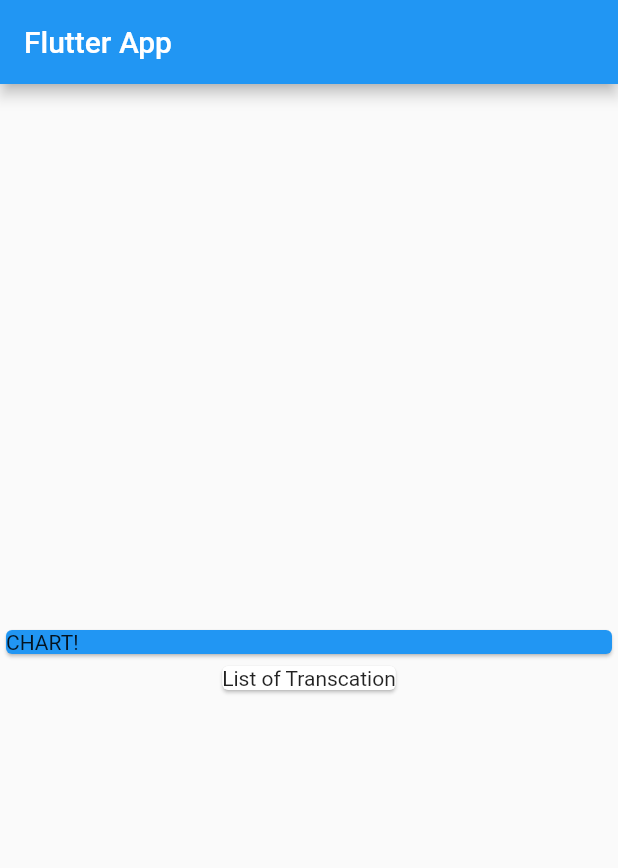
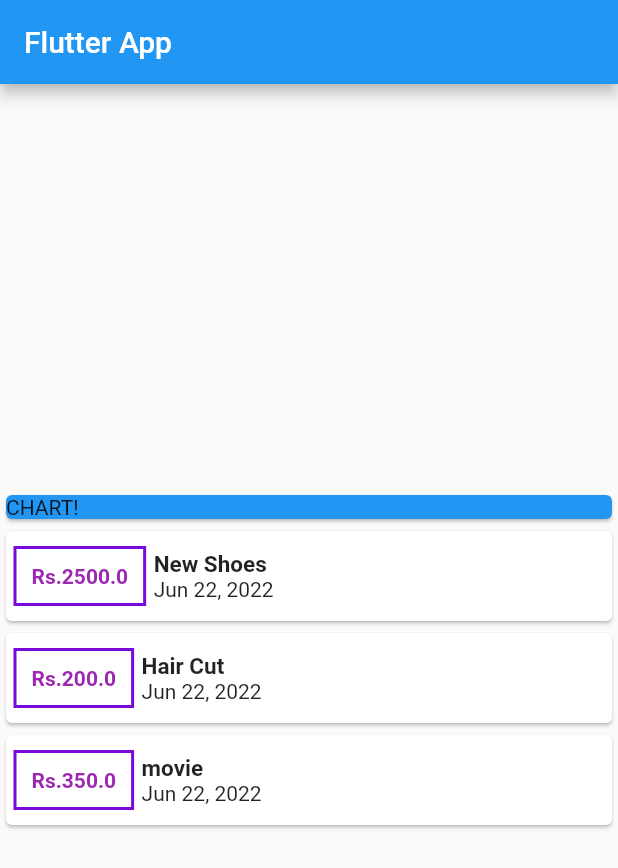
Before and after one commit to Hrithikkumar30/Flutter_Learning, a Flutter app: the screen it shows after launch, on a phone screen of 412 x 824 dp. Shown: the top 868 px of the screen. Run offline on Flutter 3.47's test engine with Material 2 defaults, Android fonts, the light colour scheme and no system bars.

Commit message:
list of trasnaction added

```diff
--- a/flutter_application_1/lib/main.dart
+++ b/flutter_application_1/lib/main.dart
@@ -1,4 +1,6 @@
 import 'package:flutter/material.dart';
+import 'transaction.dart';
+import 'package:intl/intl.dart';
 
 void main(List<String> args) {
   runApp(MyApp());
@@ -20,30 +22,72 @@ class MyApp extends StatelessWidget {
 }
 
 class MyHomePage extends StatelessWidget {
-  const MyHomePage({Key? key}) : super(key: key);
-
+  // const MyHomePage({Key? key}) : super(key: key);
+  final List<Transaction> transactions = [
+    Transaction(
+        id: 't1', title: 'New Shoes', amount: 2500, date: DateTime.now()),
+    Transaction(id: 't2', title: 'Hair Cut', amount: 200, date: DateTime.now()),
+    Transaction(id: 't3', title: 'movie', amount: 350, date: DateTime.now()),
+  ];
   @override
   Widget build(BuildContext context) {
     return Scaffold(
         appBar: AppBar(
           title: Text('Flutter App'),
         ),
-
-      body:Column(
+        body: Column(
           mainAxisAlignment: MainAxisAlignment.center,
           children: [
             Container(
+
               width: double.infinity,
               child: Card(
                 color: Colors.blue,
                 child: Text("CHART!"),
               ),
             ),
-          Card(child: Text("List of Transcation"),
+            Column(
+              children: transactions.map((tx) {
+                return Card(
+                  child: Row(
+                    children: [
+                      Container(
+                        margin:EdgeInsets.symmetric(
+                          vertical:10,
+                          horizontal: 5
+                        ) ,
+                        decoration: BoxDecoration(
+                          border:Border.all(
+                            color: Color.fromARGB(255, 120, 9, 216),
+                            width:2
+                          )
                         ),
-
+                        padding: EdgeInsets.all(10) ,
+                        child: Text('Rs.${tx.amount}',
+                        style: TextStyle(
+                            fontWeight:FontWeight.bold,
+                            color: Colors.purple
+                          ),),
+                      ),
+                      Column(
+                        crossAxisAlignment: CrossAxisAlignment.start,
+                        children: [
+                          Text(tx.title,
+                          style: TextStyle(
+                            fontSize: 15,
+                            fontWeight: FontWeight.w700
+                          ),),
+                          Text(
+                            DateFormat.yMMMd().format(tx.date),
+                          ),
                         ],
                       )
+                    ],
+                  ),
                 );
+              }).toList(),
+            ),
+          ],
+        ));
   }
 }
--- a/flutter_application_1/lib/transaction.dart
+++ b/flutter_application_1/lib/transaction.dart
@@ -1,13 +1,15 @@
-class Transactin {
+import 'package:flutter/foundation.dart';
+
+class Transaction {
   final String id;
   final String title;
   final double amount;
   final DateTime date;
 
-  Transactin({
-    this.id,
-    this.title,
-    this.amount,
-    this.date
-    });
+  Transaction({
+    required this.id,
+    required this.title,
+    required this.amount,
+    required this.date
+  });
 }
--- a/flutter_application_1/pubspec.yaml
+++ b/flutter_application_1/pubspec.yaml
@@ -29,6 +29,7 @@ environment:
 dependencies:
   flutter:
     sdk: flutter
+  intl: ^0.17.0
 
 
   # The following adds the Cupertino Icons font to your application.
```
Also changed, not shown: flutter_application_1/pubspec.lock. Lines whose indentation alone changed are shown as unchanged.
